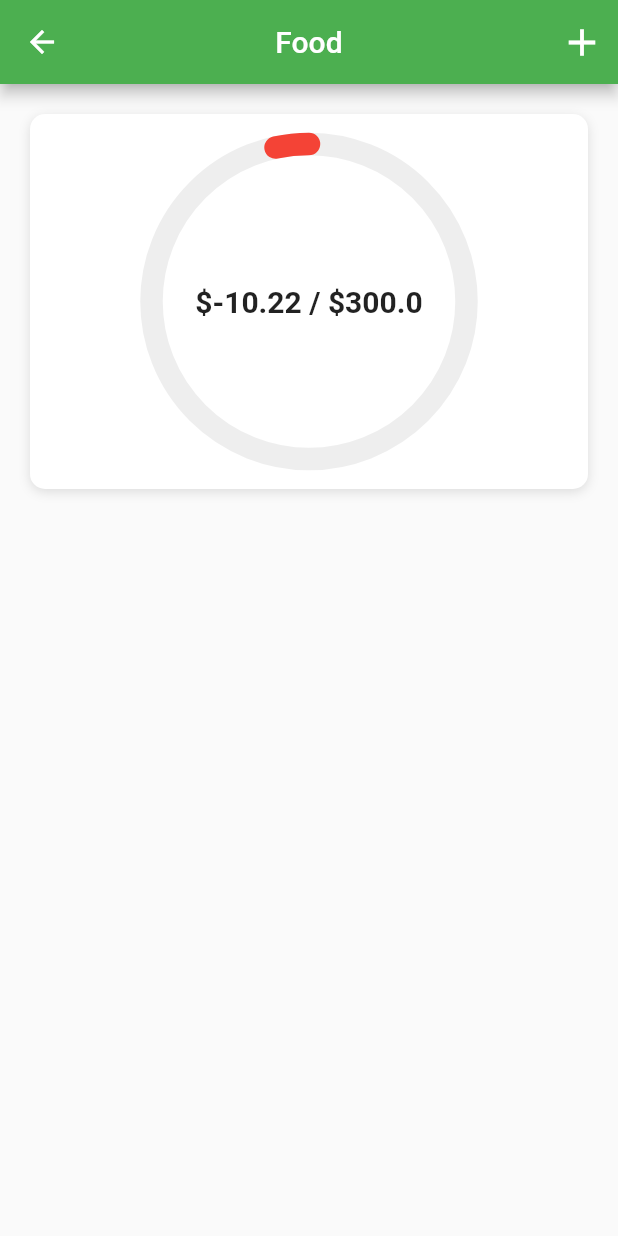
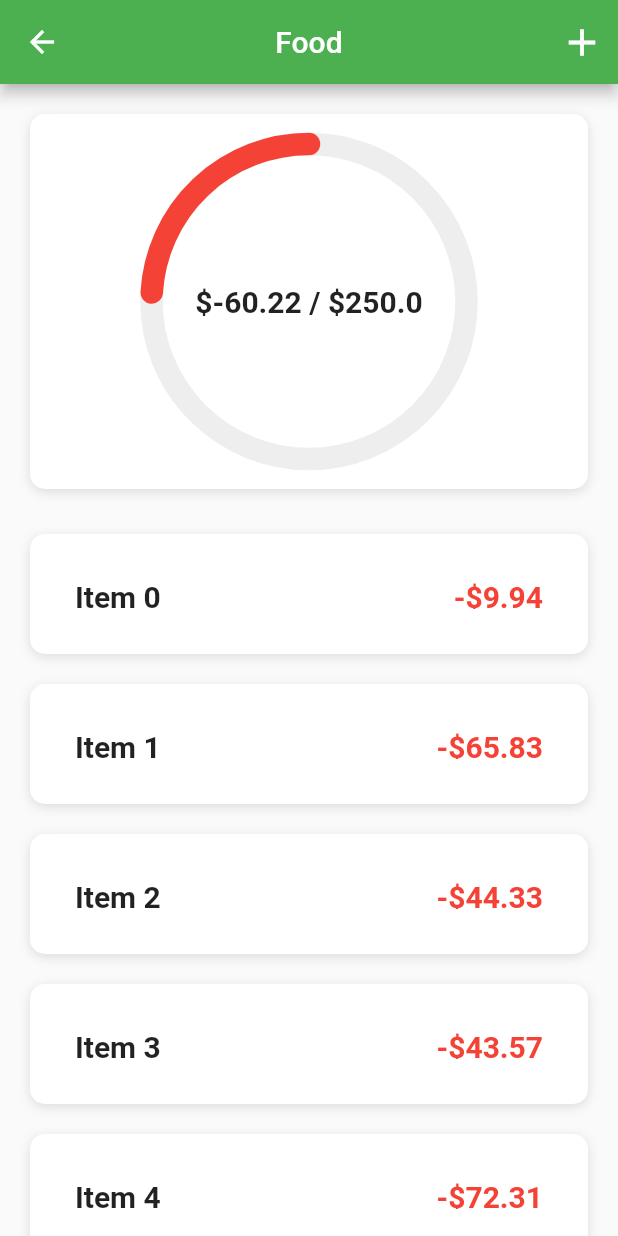
Before and after one commit to fabuloussTeam/Litle_budget_ui, a Flutter app: the screen it shows after launch, after a tap on "Food", on a phone screen of 412 x 824 dp. Run offline on Flutter 3.47's test engine with Material 2 defaults, Android fonts, the phone set to English and light mode, and no system bars.

```diff
--- a/lib/data/data.dart
+++ b/lib/data/data.dart
@@ -28,7 +28,7 @@ _generateExpenses() {
 }
 
 List<Category> categories = [
-  Category(name: 'Food', maxAmount: 300, expenses: _generateExpenses()),
+  Category(name: 'Food', maxAmount: 250, expenses: _generateExpenses()),
   Category(name: 'Clothing', maxAmount: 500, expenses: _generateExpenses()),
   Category(name: 'Utilities', maxAmount: 600, expenses: _generateExpenses()),
   Category(
--- a/lib/screens/category_screen.dart
+++ b/lib/screens/category_screen.dart
@@ -14,6 +14,57 @@ class CategoryScreen extends StatefulWidget {
 }
 
 class _CategoryScreenState extends State<CategoryScreen> {
+
+  _buildExpress(){
+    List<Widget> expenseList = [];
+    widget.category.expenses.forEach((Expense expense){
+      expenseList.add(
+        Container(
+          alignment: Alignment.center,
+          margin: EdgeInsets.symmetric(horizontal: 20.0, vertical: 10.0),
+          height: 80.0,
+          width: double.infinity,
+          decoration: BoxDecoration(
+            color: Colors.white,
+            borderRadius: BorderRadius.circular(10.0),
+            boxShadow: [
+              BoxShadow(
+                color: Colors.black12,
+                offset: Offset(0, 2),
+                blurRadius: 6.0
+              )
+            ]
+          ),
+          child: Padding(
+              padding: EdgeInsets.all(30.0),
+              child:  Row(
+                mainAxisAlignment: MainAxisAlignment.spaceBetween,
+                children: <Widget>[
+                  Text(
+                    expense.name,
+                    style: TextStyle(
+                        fontSize: 20.0,
+                        fontWeight: FontWeight.bold
+                    ),
+                  ),
+                  Text(
+                    '-\$${expense.cost.toStringAsFixed(2)}',
+                    style: TextStyle(
+                        fontSize: 20.0,
+                        fontWeight: FontWeight.bold,
+                        color: Colors.red
+                    ),
+                  )
+                ],
+              ),
+          )
+        ));
+    });
+    return Column(
+      children: expenseList,
+    );
+  }
+
 
   @override
   Widget build(BuildContext context) {
@@ -72,9 +123,8 @@ class _CategoryScreenState extends State<CategoryScreen> {
                       ),
                     ),
                 )
-
-
-            )
+            ),
+            _buildExpress()
           ],
         ),
       ),
```
